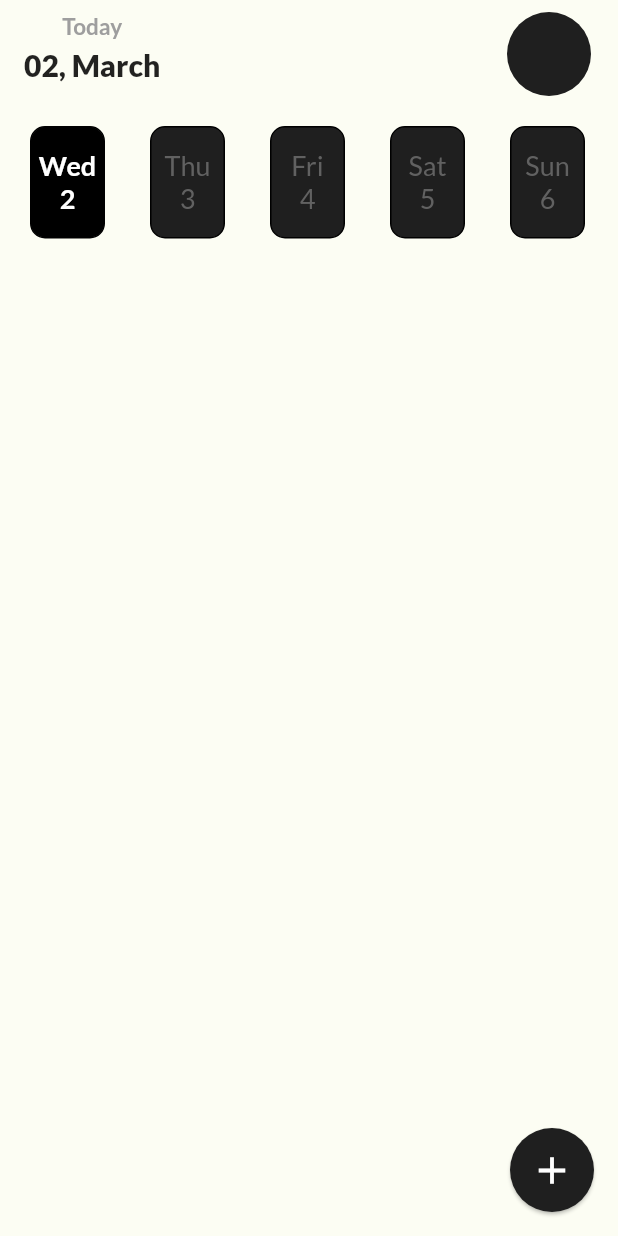
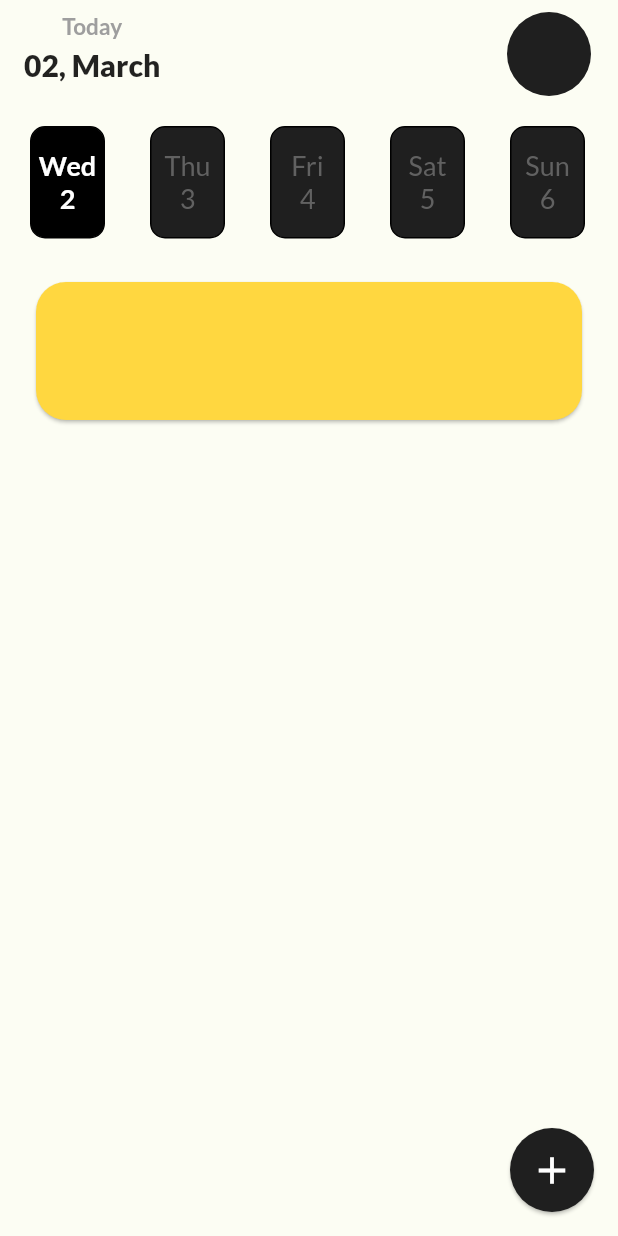
Before and after one commit to Netesh5/To-do-app, a Flutter app: the screen it shows after launch, on a phone screen of 412 x 824 dp. Run offline on Flutter 3.47's test engine with Material 2 defaults, Android fonts, the phone set to English and light mode, and no system bars; our stand-ins replace google_fonts, syncfusion_flutter_calendar.

Commit message:
add_task

```diff
--- a/lib/homepage.dart
+++ b/lib/homepage.dart
@@ -1,6 +1,7 @@
 import 'package:flutter/material.dart';
 import 'package:intl/intl.dart';
 import 'package:todo/fab.dart';
+import 'package:todo/stepper_task.dart';
 import 'package:todo/weekbar.dart';
 
 class Homepage extends StatefulWidget {
@@ -50,6 +51,8 @@ class _HomepageState extends State<Homepage> {
                 ),
               ),
               weekbar(),
+              // ignore: prefer_const_constructors
+              stepper(),
             ],
           ),
         ),
--- a/lib/stepper_task.dart
+++ b/lib/stepper_task.dart
@@ -15,13 +15,23 @@ class _stepperState extends State<stepper> {
     //   physics: ScrollPhysics(),
     //   steps: [],
     // );
-    return Column(
-      children: [
-        Card(
-            shape: RoundedRectangleBorder(
-          borderRadius: BorderRadius.circular(20),
-        )),
-      ],
+    return Padding(
+      padding: const EdgeInsets.all(20.0),
+      child: SizedBox(
+        height: 100,
+        child: Card(
+          shape: RoundedRectangleBorder(
+            borderRadius: BorderRadius.circular(20),
+          ),
+          color: Colors.amberAccent,
+          child: Row(
+            children: const [
+              Text(""),
+              Text(""),
+            ],
+          ),
+        ),
+      ),
     );
   }
 }
```
